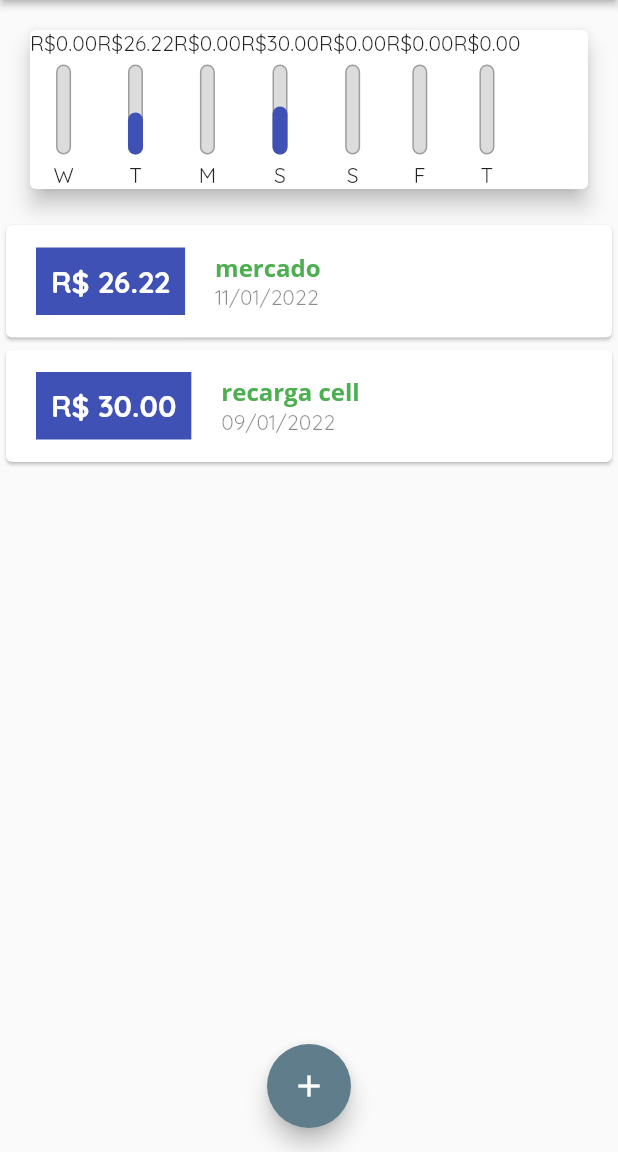
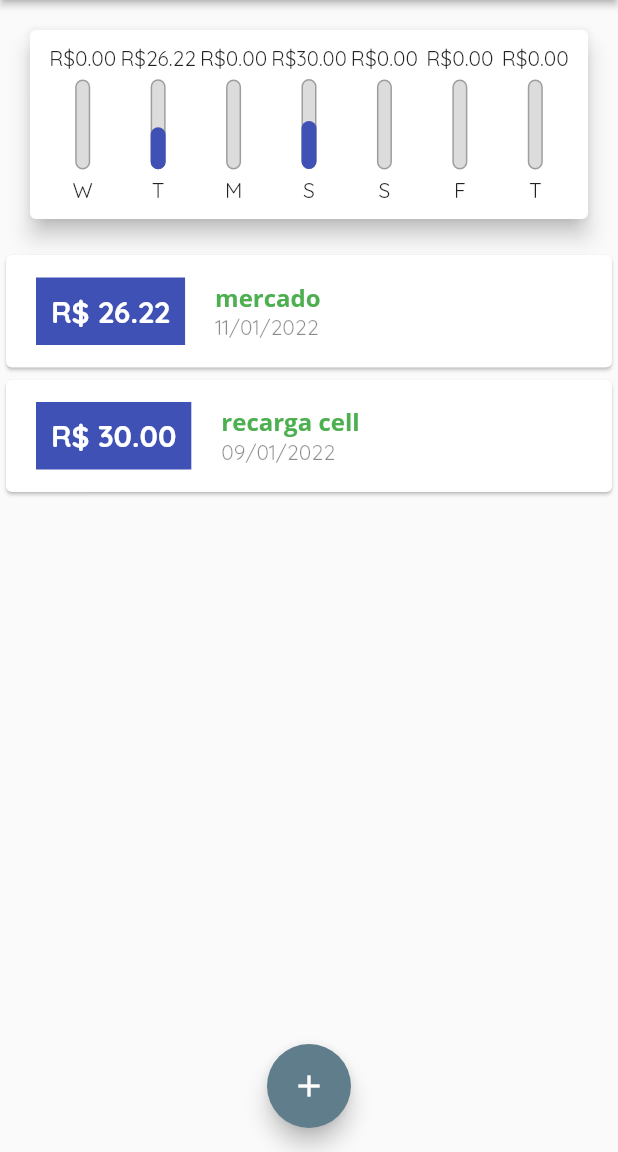
Before and after one commit to FelCarv01/despesas, a Flutter app: the screen it shows after launch, on a phone screen of 412 x 824 dp, the part 84-1236 px from its top. Run offline on Flutter 3.47's test engine with Material 2 defaults, Android fonts, the phone set to English and light mode, and no system bars.

Commit message:
feat: final do component chart

```diff
--- a/lib/module/views/components/chart.dart
+++ b/lib/module/views/components/chart.dart
@@ -47,14 +47,21 @@ class Chart extends StatelessWidget {
     return Card(
       elevation: 6,
       margin: const EdgeInsets.all(20),
+      child: Padding(
+        padding: const EdgeInsets.all(10),
         child: Row(
+          mainAxisAlignment: MainAxisAlignment.spaceEvenly,
           children: groupedTransactions.map((tr) {
-          return ChartBar(
+            return Flexible(
+              fit: FlexFit.tight,
+              child: ChartBar(
                 label: tr['day'].toString(),
                 value: (tr['value'] as double),
                 percentage: (tr['value'] as double) / _weekTotalValue,
+              ),
             );
           }).toList(),
+        ),
       ),
     );
   }
--- a/lib/module/views/components/chart_bar.dart
+++ b/lib/module/views/components/chart_bar.dart
@@ -16,7 +16,9 @@ class ChartBar extends StatelessWidget {
   Widget build(BuildContext context) {
     return Column(
       children: [
-        Text('R\$${value.toStringAsFixed(2)}'),
+        FittedBox(
+          child: Text('R\$${value.toStringAsFixed(2)}'),
+        ),
         const SizedBox(
           height: 5,
         ),
```
Lines whose indentation alone changed are shown as unchanged.
